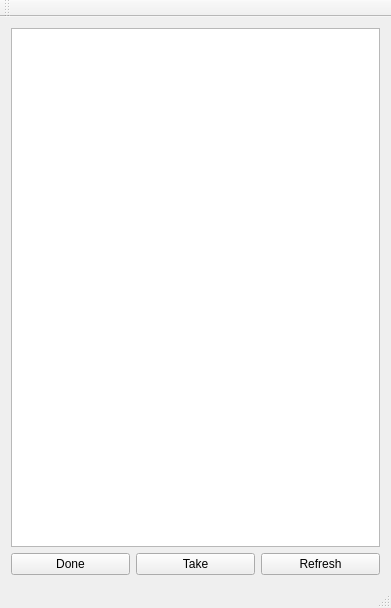
Qt form staff/mainwindow.ui (Iverian/db) before a commit.
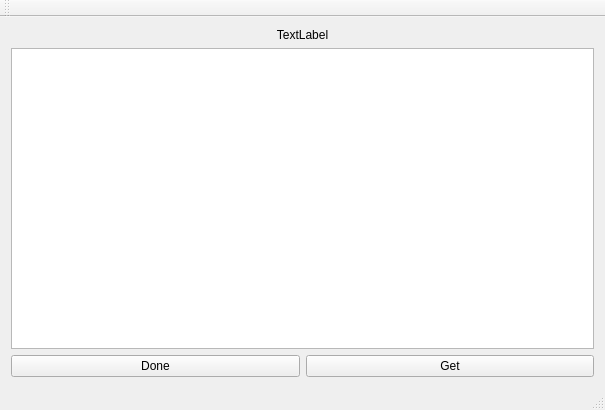
The same form after that commit.

The edit to the form file:
```diff
--- a/staff/mainwindow.ui
+++ b/staff/mainwindow.ui
@@ -6,8 +6,8 @@
    <rect>
     <x>0</x>
     <y>0</y>
-    <width>391</width>
-    <height>608</height>
+    <width>605</width>
+    <height>410</height>
    </rect>
   </property>
   <property name="windowTitle">
@@ -15,27 +15,30 @@
   </property>
   <widget class="QWidget" name="centralWidget">
    <layout class="QGridLayout" name="gridLayout">
-    <item row="0" column="0" colspan="3">
-     <widget class="QTableView" name="tableView"/>
+    <item row="0" column="0" colspan="2">
+     <widget class="QLabel" name="title">
+      <property name="text">
+       <string>TextLabel</string>
+      </property>
+      <property name="alignment">
+       <set>Qt::AlignCenter</set>
+      </property>
+     </widget>
     </item>
-    <item row="1" column="0">
-     <widget class="QPushButton" name="pushButton">
+    <item row="1" column="0" colspan="2">
+     <widget class="QTextEdit" name="description"/>
+    </item>
+    <item row="2" column="0">
+     <widget class="QPushButton" name="operation_done">
       <property name="text">
        <string>Done</string>
       </property>
      </widget>
     </item>
-    <item row="1" column="1">
-     <widget class="QPushButton" name="pushButton_3">
+    <item row="2" column="1">
+     <widget class="QPushButton" name="get_operation">
       <property name="text">
-       <string>Take</string>
-      </property>
-     </widget>
-    </item>
-    <item row="1" column="2">
-     <widget class="QPushButton" name="pushButton_2">
-      <property name="text">
-       <string>Refresh</string>
+       <string>Get</string>
       </property>
      </widget>
     </item>
```
Left out of the diff: 2 changed lines with no effect on the pictures.
